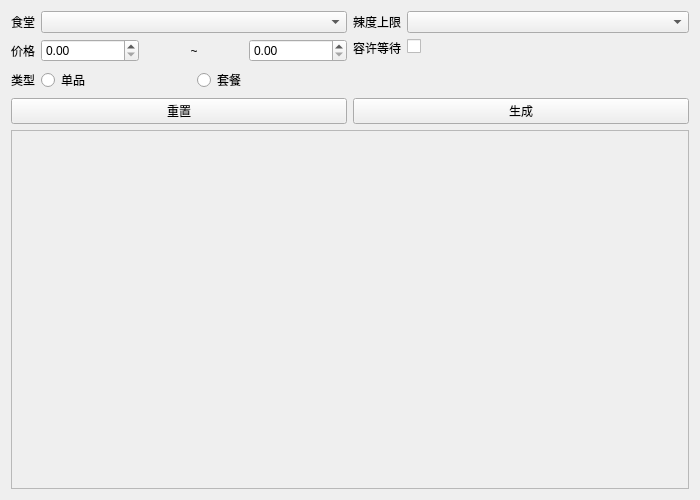
Above: randomtab.ui from PKUCodeProjPractice/PKUDish before the change. Below: the same form after it.
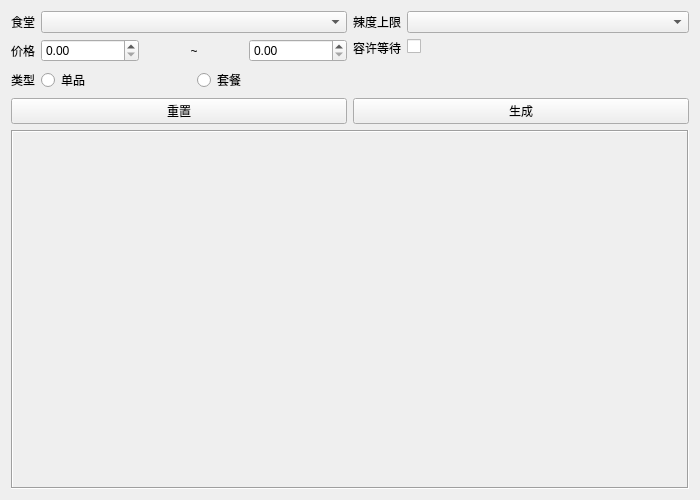
That is the form after the change.

Commit message: browse tab的filter的一种实现方式

Patch:
```diff
--- a/randomtab.ui
+++ b/randomtab.ui
@@ -159,6 +159,9 @@
    </item>
    <item>
     <widget class="QScrollArea" name="scrollArea">
+     <property name="frameShape">
+      <enum>QFrame::Box</enum>
+     </property>
      <property name="widgetResizable">
       <bool>true</bool>
      </property>
@@ -167,8 +170,8 @@
        <rect>
         <x>0</x>
         <y>0</y>
-        <width>676</width>
-        <height>337</height>
+        <width>674</width>
+        <height>328</height>
        </rect>
       </property>
       <layout class="QGridLayout" name="gridLayout"/>
```
The commit also changes 1 other file.
